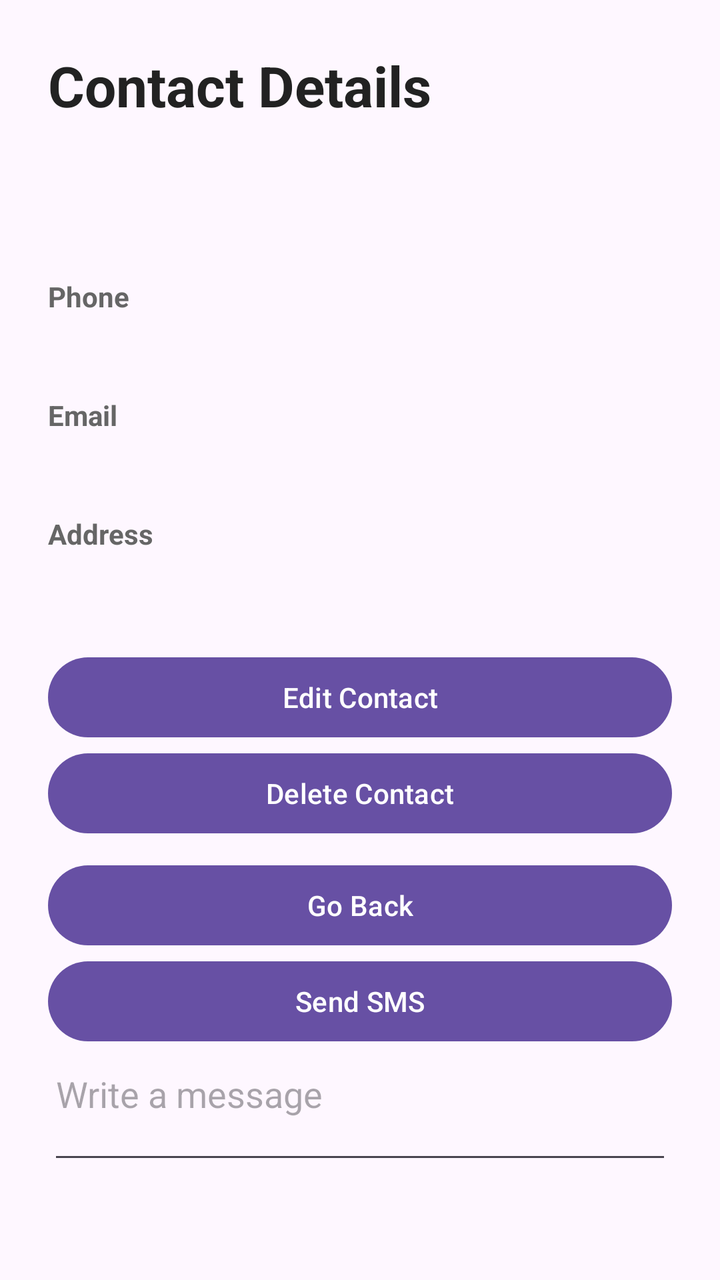
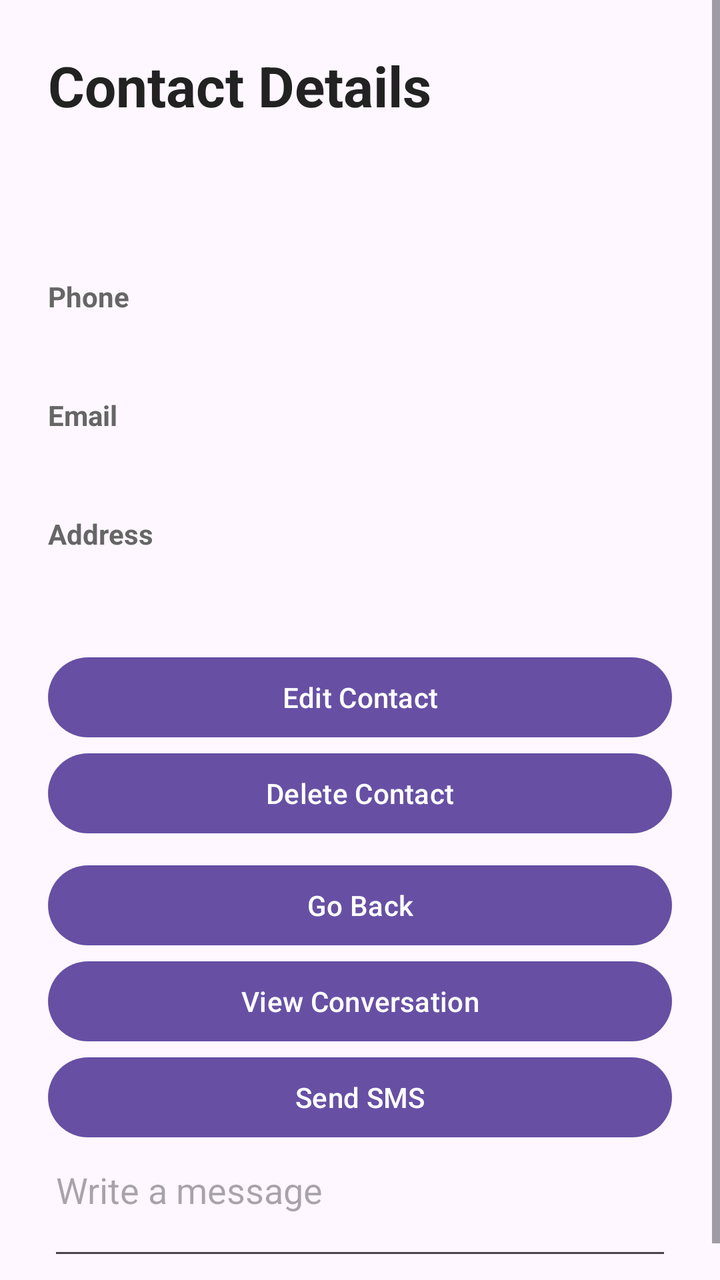

Two renders of the same Android screen: before a commit and after it. Below are the layout's source before the change and the commit's diff.
<!-- AndroidManifest.xml: application theme Theme.Ft_hangout -->
<!-- res/layout/activity_contact_details.xml -->
<?xml version="1.0" encoding="utf-8"?>
<ScrollView xmlns:android="http://schemas.android.com/apk/res/android"
    android:layout_width="match_parent"
    android:layout_height="match_parent"
    android:fillViewport="true">

    <LinearLayout
        android:id="@+id/detailsLayout"
        android:layout_width="match_parent"
        android:layout_height="wrap_content"
        android:orientation="vertical"
        android:padding="24dp">

        <TextView
            android:layout_width="match_parent"
            android:layout_height="wrap_content"
            android:text="Contact Details"
            android:textSize="28sp"
            android:textStyle="bold"
            android:textColor="#222222"
            android:paddingBottom="24dp" />

        <TextView
            android:id="@+id/detailName"
            android:layout_width="match_parent"
            android:layout_height="wrap_content"
            android:textSize="22sp"
            android:textStyle="bold"
            android:textColor="#222222"
            android:paddingBottom="24dp" />

        <TextView
            android:layout_width="match_parent"
            android:layout_height="wrap_content"
            android:text="Phone"
            android:textStyle="bold"
            android:textColor="#666666" />

        <TextView
            android:id="@+id/detailPhone"
            android:layout_width="match_parent"
            android:layout_height="wrap_content"
            android:textSize="18sp"
            android:textColor="#222222"
            android:paddingBottom="16dp" />

        <TextView
            android:layout_width="match_parent"
            android:layout_height="wrap_content"
            android:text="Email"
            android:textStyle="bold"
            android:textColor="#666666" />

        <TextView
            android:id="@+id/detailEmail"
            android:layout_width="match_parent"
            android:layout_height="wrap_content"
            android:textSize="18sp"
            android:textColor="#222222"
            android:paddingBottom="16dp" />

        <TextView
            android:layout_width="match_parent"
            android:layout_height="wrap_content"
            android:text="Address"
            android:textStyle="bold"
            android:textColor="#666666" />

        <TextView
            android:id="@+id/detailAddress"
            android:layout_width="match_parent"
            android:layout_height="wrap_content"
            android:textSize="18sp"
            android:textColor="#222222"
            android:paddingBottom="24dp" />

        <Button
            android:id="@+id/editContactButton"
            android:layout_width="match_parent"
            android:layout_height="wrap_content"
            android:text="Edit Contact" />

        <Button
            android:id="@+id/deleteContactButton"
            android:layout_width="match_parent"
            android:layout_height="wrap_content"
            android:text="Delete Contact" />

        <Button
            android:id="@+id/goBackButton"
            android:layout_width="match_parent"
            android:layout_height="wrap_content"
            android:text="Go Back"
            android:layout_marginTop="8dp" />

        <Button
            android:id="@+id/sendSmsButton"
            android:layout_width="match_parent"
            android:layout_height="wrap_content"
            android:text="Send SMS" />

        <EditText
            android:id="@+id/smsMessageInput"
            android:layout_width="match_parent"
            android:layout_height="wrap_content"
            android:hint="Write a message"
            android:inputType="textMultiLine|textCapSentences"
            android:minLines="2"
            android:gravity="top|start" />



    </LinearLayout>
</ScrollView>
<!-- resources referenced by this layout -->
<resources>
  <style name="Theme.Ft_hangout" parent="Base.Theme.Ft_hangout" />
  <style name="Base.Theme.Ft_hangout" parent="Theme.Material3.DayNight.NoActionBar">
          
          
      </style>
</resources>

<!-- the commit's change to res/layout/activity_contact_details.xml (unified diff, before → after) -->
@@ -14,7 +14,7 @@
         <TextView
             android:layout_width="match_parent"
             android:layout_height="wrap_content"
-            android:text="Contact Details"
+            android:text="@string/contact_details"
             android:textSize="28sp"
             android:textStyle="bold"
             android:textColor="#222222"
@@ -32,7 +32,7 @@
         <TextView
             android:layout_width="match_parent"
             android:layout_height="wrap_content"
-            android:text="Phone"
+            android:text="@string/phone"
             android:textStyle="bold"
             android:textColor="#666666" />
 
@@ -47,7 +47,7 @@
         <TextView
             android:layout_width="match_parent"
             android:layout_height="wrap_content"
-            android:text="Email"
+            android:text="@string/email"
             android:textStyle="bold"
             android:textColor="#666666" />
 
@@ -62,7 +62,7 @@
         <TextView
             android:layout_width="match_parent"
             android:layout_height="wrap_content"
-            android:text="Address"
+            android:text="@string/address"
             android:textStyle="bold"
             android:textColor="#666666" />
 
@@ -78,37 +78,41 @@
             android:id="@+id/editContactButton"
             android:layout_width="match_parent"
             android:layout_height="wrap_content"
-            android:text="Edit Contact" />
+            android:text="@string/edit_contact" />
 
         <Button
             android:id="@+id/deleteContactButton"
             android:layout_width="match_parent"
             android:layout_height="wrap_content"
-            android:text="Delete Contact" />
+            android:text="@string/delete_contact" />
 
         <Button
             android:id="@+id/goBackButton"
             android:layout_width="match_parent"
             android:layout_height="wrap_content"
-            android:text="Go Back"
+            android:text="@string/go_back"
             android:layout_marginTop="8dp" />
+
+        <Button
+            android:id="@+id/viewConversationButton"
+            android:layout_width="match_parent"
+            android:layout_height="wrap_content"
+            android:text="@string/view_conversation" />
 
         <Button
             android:id="@+id/sendSmsButton"
             android:layout_width="match_parent"
             android:layout_height="wrap_content"
-            android:text="Send SMS" />
+            android:text="@string/send_sms" />
 
         <EditText
             android:id="@+id/smsMessageInput"
             android:layout_width="match_parent"
             android:layout_height="wrap_content"
-            android:hint="Write a message"
+            android:hint="@string/write_message"
             android:inputType="textMultiLine|textCapSentences"
             android:minLines="2"
             android:gravity="top|start" />
 
-
-
     </LinearLayout>
 </ScrollView>
<!-- resource entries referenced after the edit -->
@@ -1,5 +1,15 @@
 <!-- resources referenced by this layout -->
 <resources>
+  <string name="address">Address</string>
+  <string name="contact_details">Contact Details</string>
+  <string name="delete_contact">Delete Contact</string>
+  <string name="edit_contact">Edit Contact</string>
+  <string name="email">Email</string>
+  <string name="go_back">Go Back</string>
+  <string name="phone">Phone</string>
+  <string name="send_sms">Send SMS</string>
+  <string name="view_conversation">View Conversation</string>
+  <string name="write_message">Write a message</string>
   <style name="Theme.Ft_hangout" parent="Base.Theme.Ft_hangout" />
   <style name="Base.Theme.Ft_hangout" parent="Theme.Material3.DayNight.NoActionBar">
           
